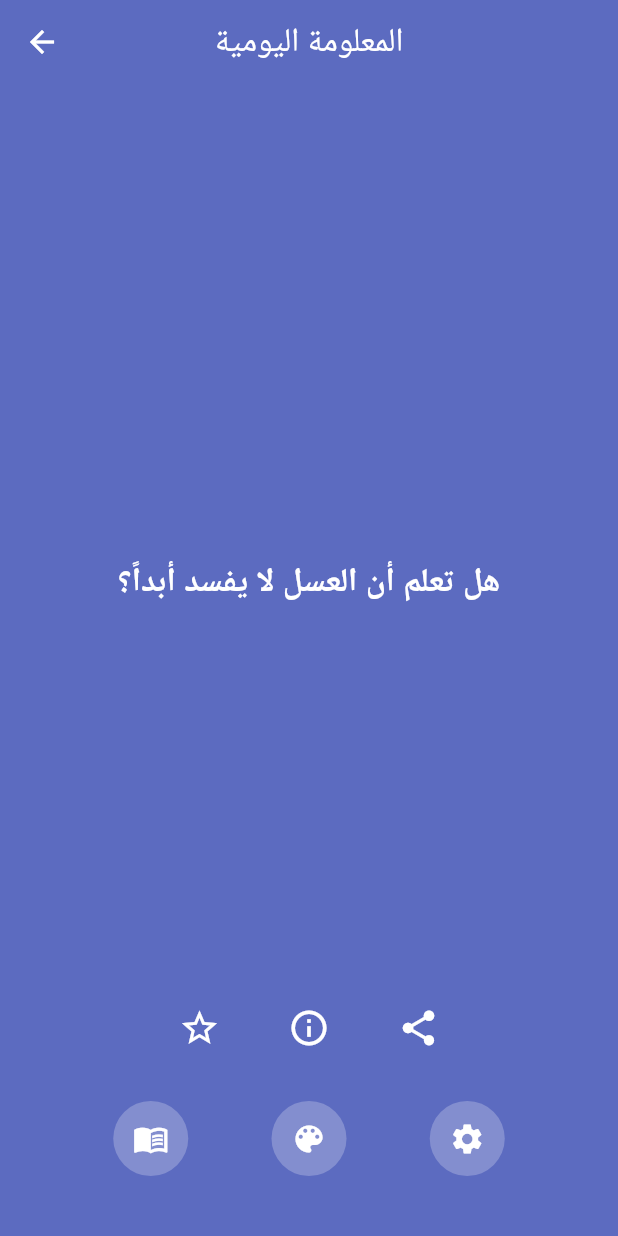
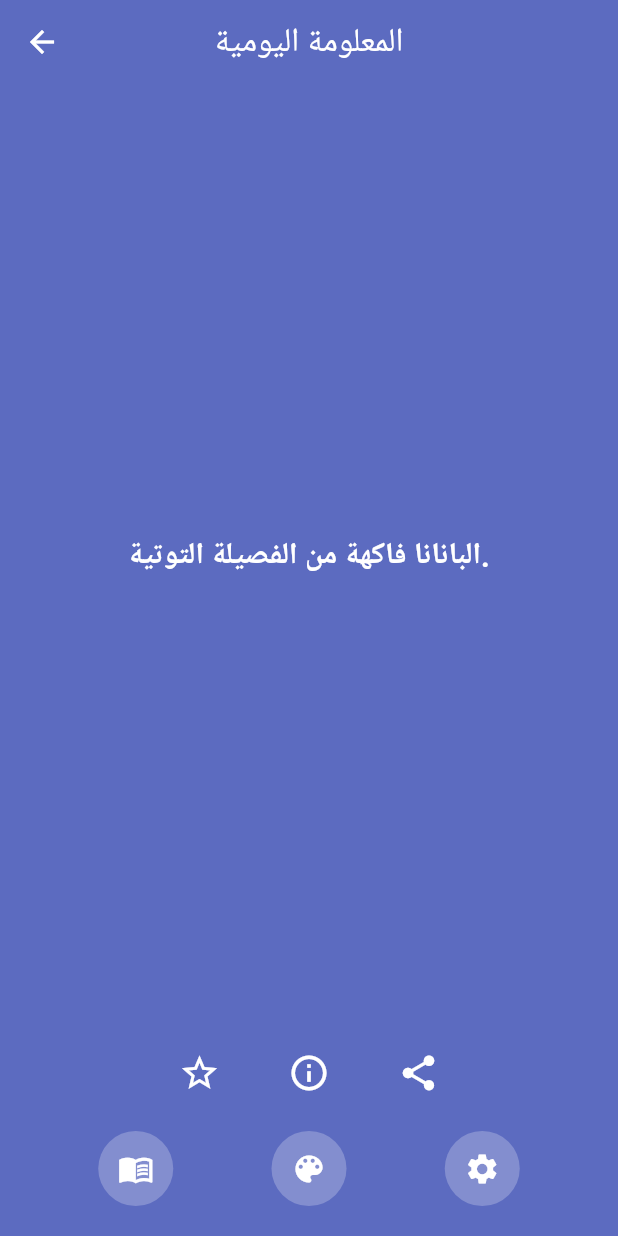
Before and after one commit to FaHusa2003/Daily-Knowledge-App, a Flutter app: the HomeScreen screen opened directly, on a phone screen of 412 x 824 dp. Run offline on Flutter 3.47's test engine with Material 3 defaults, Android fonts, the phone set to English and light mode, and no system bars; our stand-ins replace shared_preferences; accounts and stored records are empty.

Commit message:
Static data, UI binding, vertical scroll, preserve last fact

```diff
--- a/lib/data/dummy_data.dart
+++ b/lib/data/dummy_data.dart
@@ -0,0 +1,311 @@
+import '../models/fact_model.dart';
+
+final List<FactModel> dummyFacts = [
+  // --- علم ---
+  FactModel(
+    fact: "البانانا فاكهة من الفصيلة التوتية.",
+    source: "BBC Science",
+    topic: "علم",
+  ),
+  FactModel(
+    fact: "المجرة التي نعيش فيها تسمى درب التبانة.",
+    source: "NASA",
+    topic: "علم",
+  ),
+  FactModel(
+    fact: "أدمغة البشر تستهلك 20% من طاقة الجسم.",
+    source: "National Geographic",
+    topic: "علم",
+  ),
+  FactModel(
+    fact: "النحل يستخدم الرقص للتواصل.",
+    source: "Smithsonian",
+    topic: "علم",
+  ),
+  FactModel(
+    fact: "الماء يغطي حوالي 71% من سطح الأرض.",
+    source: "USGS",
+    topic: "علم",
+  ),
+  FactModel(
+    fact: "الضوء يحتاج 8 دقائق و20 ثانية للوصول من الشمس إلى الأرض.",
+    source: "NASA",
+    topic: "علم",
+  ),
+  FactModel(
+    fact: "القطط تنام حوالي 70% من حياتها.",
+    source: "National Geographic",
+    topic: "علم",
+  ),
+  FactModel(
+    fact: "الشاي يحتوي على مضادات أكسدة قوية.",
+    source: "Harvard Health",
+    topic: "علم",
+  ),
+  FactModel(
+    fact: "العصفور الطنان يمكنه الطيران للخلف.",
+    source: "BBC Science",
+    topic: "علم",
+  ),
+  FactModel(
+    fact: "الحمض النووي البشري مشابه بنسبة 98% للشمبانزي.",
+    source: "Nature",
+    topic: "علم",
+  ),
+
+  // --- تاريخ ---
+  FactModel(
+    fact: "أول هرم في مصر بني قبل 4600 سنة.",
+    source: "History Channel",
+    topic: "تاريخ",
+  ),
+  FactModel(
+    fact: "الولايات المتحدة تأسست عام 1776.",
+    source: "Britannica",
+    topic: "تاريخ",
+  ),
+  FactModel(
+    fact: "ماركو بولو كان تاجر ومستكشف إيطالي.",
+    source: "BBC History",
+    topic: "تاريخ",
+  ),
+  FactModel(
+    fact: "الطباعة اخترعها يوهانس غوتنبرغ في القرن الخامس عشر.",
+    source: "Smithsonian",
+    topic: "تاريخ",
+  ),
+  FactModel(
+    fact: "الإسكندر الأكبر أسس الإمبراطورية المقدونية.",
+    source: "History Channel",
+    topic: "تاريخ",
+  ),
+  FactModel(
+    fact: "البارود اخترع في الصين.",
+    source: "Britannica",
+    topic: "تاريخ",
+  ),
+  FactModel(
+    fact: "ثورة المعلومات بدأت في القرن العشرين مع الحواسيب.",
+    source: "MIT History",
+    topic: "تاريخ",
+  ),
+  FactModel(
+    fact: "حرب العالمية الأولى بدأت عام 1914.",
+    source: "BBC History",
+    topic: "تاريخ",
+  ),
+  FactModel(
+    fact: "الإمبراطورية الرومانية انتهت عام 476.",
+    source: "History Channel",
+    topic: "تاريخ",
+  ),
+  FactModel(
+    fact: "مدينة بابل كانت من أكبر المدن في العصور القديمة.",
+    source: "Smithsonian",
+    topic: "تاريخ",
+  ),
+
+  // --- تقنية ---
+  FactModel(
+    fact: "أول حاسوب رقمي عملي كان ENIAC.",
+    source: "Computer History Museum",
+    topic: "تقنية",
+  ),
+  FactModel(
+    fact: "الإنترنت اخترع في الستينات كمشروع عسكري.",
+    source: "Internet Society",
+    topic: "تقنية",
+  ),
+  FactModel(
+    fact: "الذكاء الاصطناعي يعتمد على التعلم العميق.",
+    source: "MIT Tech Review",
+    topic: "تقنية",
+  ),
+  FactModel(
+    fact: "لغة البرمجة بايثون ظهرت عام 1991.",
+    source: "Python.org",
+    topic: "تقنية",
+  ),
+  FactModel(
+    fact: "شركة أبل أسسها ستيف جوبز وستيف وزنياك.",
+    source: "Apple History",
+    topic: "تقنية",
+  ),
+  FactModel(
+    fact: "الواقع الافتراضي يستخدم لتدريب المحاكاة.",
+    source: "Harvard Tech",
+    topic: "تقنية",
+  ),
+  FactModel(
+    fact: "الحوسبة السحابية تتيح تخزين البيانات عبر الإنترنت.",
+    source: "IBM Cloud",
+    topic: "تقنية",
+  ),
+  FactModel(
+    fact: "الروبوتات الصناعية تقلل الاعتماد على العمل اليدوي.",
+    source: "MIT Tech Review",
+    topic: "تقنية",
+  ),
+  FactModel(
+    fact: "الهواتف الذكية تستخدم معالجات قوية مثل الحواسيب.",
+    source: "TechCrunch",
+    topic: "تقنية",
+  ),
+  FactModel(
+    fact: "الطباعة ثلاثية الأبعاد تمكن صناعة قطع معقدة بسهولة.",
+    source: "Forbes Tech",
+    topic: "تقنية",
+  ),
+
+  // --- صحة ---
+  FactModel(
+    fact: "العسل مضاد للبكتيريا ويمكن استخدامه في الجروح.",
+    source: "National Geographic",
+    topic: "صحة",
+  ),
+  FactModel(
+    fact: "شرب الماء بكثرة يحافظ على صحة الكلى.",
+    source: "Harvard Health",
+    topic: "صحة",
+  ),
+  FactModel(
+    fact: "الرياضة اليومية تحافظ على صحة القلب.",
+    source: "Mayo Clinic",
+    topic: "صحة",
+  ),
+  FactModel(
+    fact: "النوم الكافي يقوي جهاز المناعة.",
+    source: "CDC",
+    topic: "صحة",
+  ),
+  FactModel(
+    fact: "التعرض للشمس يساعد الجسم على إنتاج فيتامين D.",
+    source: "NIH",
+    topic: "صحة",
+  ),
+  FactModel(
+    fact: "التغذية المتوازنة تقلل من خطر الأمراض المزمنة.",
+    source: "WHO",
+    topic: "صحة",
+  ),
+  FactModel(
+    fact: "تجنب التدخين يقلل من خطر السرطان.",
+    source: "WHO",
+    topic: "صحة",
+  ),
+  FactModel(
+    fact: "ممارسة التأمل تقلل التوتر النفسي.",
+    source: "Harvard Health",
+    topic: "صحة",
+  ),
+  FactModel(
+    fact: "الأسماك غنية بالأوميجا 3 وتحافظ على الدماغ.",
+    source: "National Geographic",
+    topic: "صحة",
+  ),
+  FactModel(
+    fact: "الماء الساخن مع العسل يساعد على الهضم.",
+    source: "Medical News Today",
+    topic: "صحة",
+  ),
+
+  // --- ثقافة ---
+  FactModel(
+    fact: "الأهرامات القديمة تعتبر أعجوبة هندسية.",
+    source: "History Channel",
+    topic: "ثقافة",
+  ),
+  FactModel(
+    fact: "الخط العربي فن قديم يعكس الثقافة الإسلامية.",
+    source: "Smithsonian",
+    topic: "ثقافة",
+  ),
+  FactModel(
+    fact: "الأدب الكلاسيكي الفرنسي أثر على الثقافة الأوروبية.",
+    source: "Britannica",
+    topic: "ثقافة",
+  ),
+  FactModel(
+    fact: "اليوغا نشأت في الهند ولها تأثير على الجسد والعقل.",
+    source: "BBC Culture",
+    topic: "ثقافة",
+  ),
+  FactModel(
+    fact: "الفن الياباني التقليدي يشمل الرسم والخزف.",
+    source: "National Geographic",
+    topic: "ثقافة",
+  ),
+  FactModel(
+    fact: "الموسيقى الكلاسيكية تطورت عبر قرون طويلة.",
+    source: "BBC Culture",
+    topic: "ثقافة",
+  ),
+  FactModel(
+    fact: "الأزياء تعكس ثقافة الشعوب.",
+    source: "Smithsonian",
+    topic: "ثقافة",
+  ),
+  FactModel(
+    fact: "السينما أداة تعبير ثقافي قوية.",
+    source: "National Geographic",
+    topic: "ثقافة",
+  ),
+  FactModel(
+    fact: "الألعاب الشعبية جزء من التراث الثقافي.",
+    source: "BBC Culture",
+    topic: "ثقافة",
+  ),
+  FactModel(
+    fact: "المتاحف تحافظ على تراث البشرية.",
+    source: "Smithsonian",
+    topic: "ثقافة",
+  ),
+
+  // --- فضاء ---
+  FactModel(fact: "المريخ يسمى الكوكب الأحمر.", source: "NASA", topic: "فضاء"),
+  FactModel(
+    fact: "النجوم هي كرات غازية مشتعلة.",
+    source: "NASA",
+    topic: "فضاء",
+  ),
+  FactModel(
+    fact: "الثقوب السوداء لها جاذبية عالية تمنع الضوء من الهروب.",
+    source: "NASA",
+    topic: "فضاء",
+  ),
+  FactModel(
+    fact: "كوكب الزهرة هو أكثر الكواكب حرارة.",
+    source: "NASA",
+    topic: "فضاء",
+  ),
+  FactModel(
+    fact: "المجرة الأقرب لنا تسمى أندروميدا.",
+    source: "NASA",
+    topic: "فضاء",
+  ),
+  FactModel(
+    fact: "النيازك تأتي من النظام الشمسي.",
+    source: "NASA",
+    topic: "فضاء",
+  ),
+  FactModel(
+    fact: "الكويكبات هي صخور فضائية تتحرك في مدار الشمس.",
+    source: "NASA",
+    topic: "فضاء",
+  ),
+  FactModel(
+    fact: "القمر يدور حول الأرض مرة كل 27 يوم.",
+    source: "NASA",
+    topic: "فضاء",
+  ),
+  FactModel(
+    fact: "الفضاء الخارجي خالٍ من الهواء.",
+    source: "NASA",
+    topic: "فضاء",
+  ),
+  FactModel(
+    fact: "النجوم النيوترونية كثافتها عالية جداً.",
+    source: "NASA",
+    topic: "فضاء",
+  ),
+];
--- a/lib/main.dart
+++ b/lib/main.dart
@@ -1,4 +1,4 @@
-/*import 'package:flutter/material.dart'; // نكتبه في مطلع كل ملف
+import 'package:flutter/material.dart'; // نكتبه في مطلع كل ملف
 //استدعاء ملف الدارت من مجلد فلاتر الموجود في السي
 import 'screens/welcome_screen.dart'; // مختصر لاننا داخل نفس المشروع
 //import 'package:daily_knowledge/screens/welcome_screen.dart'; وهذا صح
@@ -9,25 +9,18 @@ void main() {
   // فونكشن محجوزة من قبل
 }
 
-class MyApp extends StatelessWidget {
-  //StatelessWidget > اليوزر ما يتفاعل معه
+/*class MyApp extends StatelessWidget {
+  StatelessWidget > اليوزر ما يتفاعل معه
   const MyApp({super.key});
   @override // لما نستدعي الكلاسات في أكثر من مكان نستخدمها للفصل بينهم
   Widget build(BuildContext context) {
-    // build ميثود مشترك في كل ودجيت
+   build ميثود مشترك في كل ودجيت
     return const MaterialApp(
-      //MaterialApp اساس مهم . تحدد المعلومات الأساسية والثابتة داخل الآبلكيشن
+      MaterialApp اساس مهم . تحدد المعلومات الأساسية والثابتة داخل الآبلكيشن
       debugShowCheckedModeBanner: false, // يروح الشريط الي في الركن
       home: WelcomeScreen(), // تفتح ملف اخر مباشرة
     );
-  }
-}*/
-import 'package:flutter/material.dart';
-import 'screens/welcome_screen.dart';
-
-void main() {
-  runApp(const MyApp());
-}
+  }}*/
 
 class MyApp extends StatefulWidget {
   const MyApp({super.key});
--- a/lib/models/fact_model.dart
+++ b/lib/models/fact_model.dart
@@ -0,0 +1,16 @@
+class FactModel {
+  final String fact;
+  final String source;
+  final String topic;
+
+  FactModel({required this.fact, required this.source, required this.topic});
+
+  // لتحويل البيانات من Map إلى Object بسهولة
+  factory FactModel.fromJson(Map<String, dynamic> json) {
+    return FactModel(
+      fact: json['fact'],
+      source: json['source'],
+      topic: json['topic'],
+    );
+  }
+}
--- a/lib/screens/home_screen.dart
+++ b/lib/screens/home_screen.dart
@@ -2,15 +2,55 @@ import 'package:flutter/material.dart';
 import 'themes_screen.dart';
 import 'topics_screen.dart';
 import 'settings_screen.dart';
+import '../data/dummy_data.dart';
+import 'package:shared_preferences/shared_preferences.dart';
 
-class HomeScreen extends StatelessWidget {
+class HomeScreen extends StatefulWidget {
   const HomeScreen({super.key});
+
+  @override
+  State<HomeScreen> createState() => _HomeScreenState();
+}
+
+class _HomeScreenState extends State<HomeScreen> {
+  late PageController _pageController;
+  int currentIndex = 0;
+  // دوال الحفظ والتحميل
+  Future<void> saveIndex(int index) async {
+    final prefs = await SharedPreferences.getInstance();
+    await prefs.setInt('fact_index', index);
+  }
+
+  Future<void> loadIndex() async {
+    final prefs = await SharedPreferences.getInstance();
+    currentIndex = prefs.getInt('fact_index') ?? 0;
+    _pageController = PageController(initialPage: currentIndex);
+    setState(() {});
+  }
+
+  /*@override
+  void initState() {
+    super.initState();
+    _pageController = PageController();
+  }*/
+  // تعديل
+  @override
+  void initState() {
+    super.initState();
+    loadIndex();
+  }
+
+  @override
+  void dispose() {
+    _pageController.dispose();
+    super.dispose();
+  }
 
   void showSource(BuildContext context) {
     showDialog(
       context: context,
       builder: (context) {
-        return const AlertDialog(content: Text("المصدر: National Geographic"));
+        return AlertDialog(content: Text(dummyFacts[currentIndex].source));
       },
     );
   }
@@ -21,31 +61,63 @@ class HomeScreen extends StatelessWidget {
 
     return Scaffold(
       appBar: AppBar(title: const Text("المعلومة اليومية"), centerTitle: true),
-
       body: Container(
         width: double.infinity,
         color: themeColor,
-
-        child: Padding(
-          padding: const EdgeInsets.all(20),
         child: Column(
           children: [
-              const SizedBox(height: 40),
+            const SizedBox(height: 20),
 
-              const Expanded(
-                child: Center(
-                  child: Text(
-                    "هل تعلم أن العسل لا يفسد أبداً؟",
+            Expanded(
+              child: PageView.builder(
+                controller: _pageController,
+                scrollDirection: Axis.vertical, // للتمرير راسي
+                itemCount: dummyFacts.length,
+                /* onPageChanged: (index) {
+                  setState(() {
+                    currentIndex = index;
+                  });
+                },*/
+                onPageChanged: (index) {
+                  setState(() {
+                    currentIndex = index;
+                  });
+                  saveIndex(index);
+                },
+
+                itemBuilder: (context, index) {
+                  return Padding(
+                    padding: const EdgeInsets.symmetric(horizontal: 20),
+                    child: Column(
+                      mainAxisAlignment: MainAxisAlignment.center,
+                      children: [
+                        Text(
+                          dummyFacts[index].fact,
                           textAlign: TextAlign.center,
-                    style: TextStyle(
-                      fontSize: 22,
+                          style: const TextStyle(
+                            fontSize: 20,
                             fontWeight: FontWeight.bold,
                             color: Colors.white,
                           ),
                         ),
+                        const SizedBox(height: 15),
+                        /*Text( // ما نحتاج نص المصدر تحت المعلومة
+                          dummyFacts[index].source,
+                          style: const TextStyle(
+                            fontSize: 14,
+                            color: Colors.white70,
+                          ),
+                        ),*/
+                      ],
+                    ),
+                  );
+                },
               ),
             ),
 
+            const SizedBox(height: 10),
+
+            // أزرار التفاعل
             Row(
               mainAxisAlignment: MainAxisAlignment.center,
               children: [
@@ -57,9 +129,7 @@ class HomeScreen extends StatelessWidget {
                   ),
                   onPressed: () {},
                 ),
-
                 const SizedBox(width: 25),
-
                 IconButton(
                   icon: const Icon(
                     Icons.info_outline,
@@ -70,22 +140,17 @@ class HomeScreen extends StatelessWidget {
                     showSource(context);
                   },
                 ),
-
                 const SizedBox(width: 25),
-
                 IconButton(
-                    icon: const Icon(
-                      Icons.share,
-                      color: Colors.white,
-                      size: 28,
-                    ),
+                  icon: const Icon(Icons.share, color: Colors.white, size: 28),
                   onPressed: () {},
                 ),
               ],
             ),
 
-              const SizedBox(height: 25),
+            const SizedBox(height: 15),
 
+            // شريط التنقل السفلي
             Row(
               mainAxisAlignment: MainAxisAlignment.spaceEvenly,
               children: [
@@ -104,7 +169,6 @@ class HomeScreen extends StatelessWidget {
                     },
                   ),
                 ),
-
                 CircleAvatar(
                   radius: 25,
                   backgroundColor: Colors.white24,
@@ -120,7 +184,6 @@ class HomeScreen extends StatelessWidget {
                     },
                   ),
                 ),
-
                 CircleAvatar(
                   radius: 25,
                   backgroundColor: Colors.white24,
@@ -143,7 +206,6 @@ class HomeScreen extends StatelessWidget {
           ],
         ),
       ),
-      ),
     );
   }
 }
```
Also changed, not shown: pubspec.yaml (+4 -73 lines), pubspec.lock, 1 other file. Lines whose indentation alone changed are shown as unchanged.
